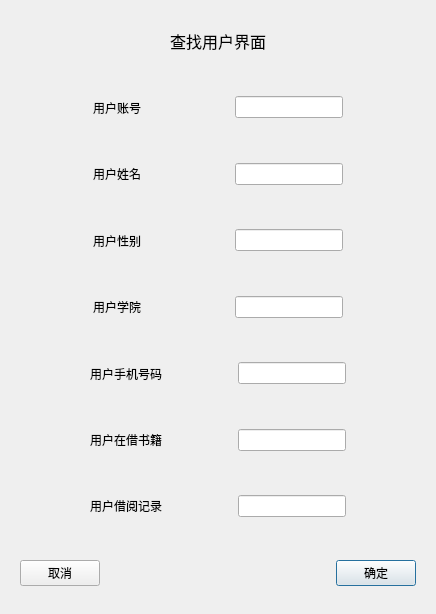
Old version of the form demo/Final2.0/search.ui in the repository Echo-b/CNU-Library-MIS.
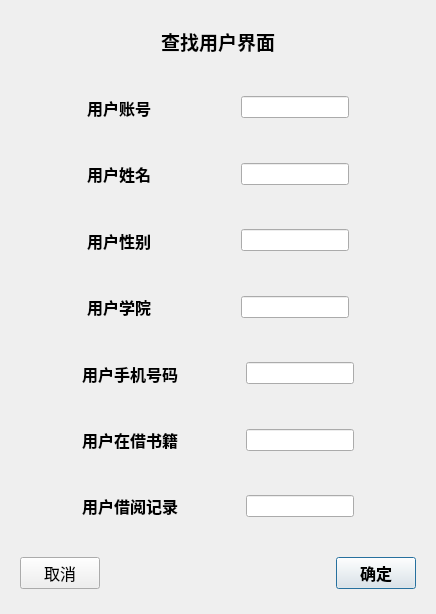
New version of the form.

```diff
--- a/demo/Final2.0/search.ui
+++ b/demo/Final2.0/search.ui
@@ -34,7 +34,9 @@
        <widget class="QLabel" name="label_2">
         <property name="font">
          <font>
-          <pointsize>12</pointsize>
+          <pointsize>14</pointsize>
+          <weight>75</weight>
+          <bold>true</bold>
          </font>
         </property>
         <property name="text">
@@ -76,6 +78,16 @@
       </item>
       <item>
        <widget class="QLabel" name="label_6">
+        <property name="font">
+         <font>
+          <pointsize>12</pointsize>
+          <weight>75</weight>
+          <bold>true</bold>
+         </font>
+        </property>
+        <property name="lineWidth">
+         <number>1</number>
+        </property>
         <property name="text">
          <string>用户账号    </string>
         </property>
@@ -131,6 +143,13 @@
       </item>
       <item>
        <widget class="QLabel" name="label">
+        <property name="font">
+         <font>
+          <pointsize>12</pointsize>
+          <weight>75</weight>
+          <bold>true</bold>
+         </font>
+        </property>
         <property name="text">
          <string>用户姓名    </string>
         </property>
@@ -186,6 +205,13 @@
       </item>
       <item>
        <widget class="QLabel" name="label_7">
+        <property name="font">
+         <font>
+          <pointsize>12</pointsize>
+          <weight>75</weight>
+          <bold>true</bold>
+         </font>
+        </property>
         <property name="text">
          <string>用户性别    </string>
         </property>
@@ -241,6 +267,13 @@
       </item>
       <item>
        <widget class="QLabel" name="label_8">
+        <property name="font">
+         <font>
+          <pointsize>12</pointsize>
+          <weight>75</weight>
+          <bold>true</bold>
+         </font>
+        </property>
         <property name="text">
          <string>用户学院    </string>
         </property>
@@ -296,6 +329,13 @@
       </item>
       <item>
        <widget class="QLabel" name="label_5">
+        <property name="font">
+         <font>
+          <pointsize>12</pointsize>
+          <weight>75</weight>
+          <bold>true</bold>
+         </font>
+        </property>
         <property name="text">
          <string>用户手机号码</string>
         </property>
@@ -351,6 +391,13 @@
       </item>
       <item>
        <widget class="QLabel" name="label_4">
+        <property name="font">
+         <font>
+          <pointsize>12</pointsize>
+          <weight>75</weight>
+          <bold>true</bold>
+         </font>
+        </property>
         <property name="text">
          <string>用户在借书籍</string>
         </property>
@@ -419,6 +466,13 @@
       </item>
       <item row="0" column="1">
        <widget class="QLabel" name="label_3">
+        <property name="font">
+         <font>
+          <pointsize>12</pointsize>
+          <weight>75</weight>
+          <bold>true</bold>
+         </font>
+        </property>
         <property name="text">
          <string>用户借阅记录</string>
         </property>
@@ -448,6 +502,13 @@
      <layout class="QGridLayout" name="gridLayout_2">
       <item row="0" column="2">
        <widget class="QPushButton" name="pushButton_2">
+        <property name="font">
+         <font>
+          <pointsize>12</pointsize>
+          <weight>75</weight>
+          <bold>true</bold>
+         </font>
+        </property>
         <property name="text">
          <string>确定</string>
         </property>
@@ -455,6 +516,11 @@
       </item>
       <item row="0" column="0">
        <widget class="QPushButton" name="pushButton">
+        <property name="font">
+         <font>
+          <pointsize>12</pointsize>
+         </font>
+        </property>
         <property name="text">
          <string>取消</string>
         </property>
```
